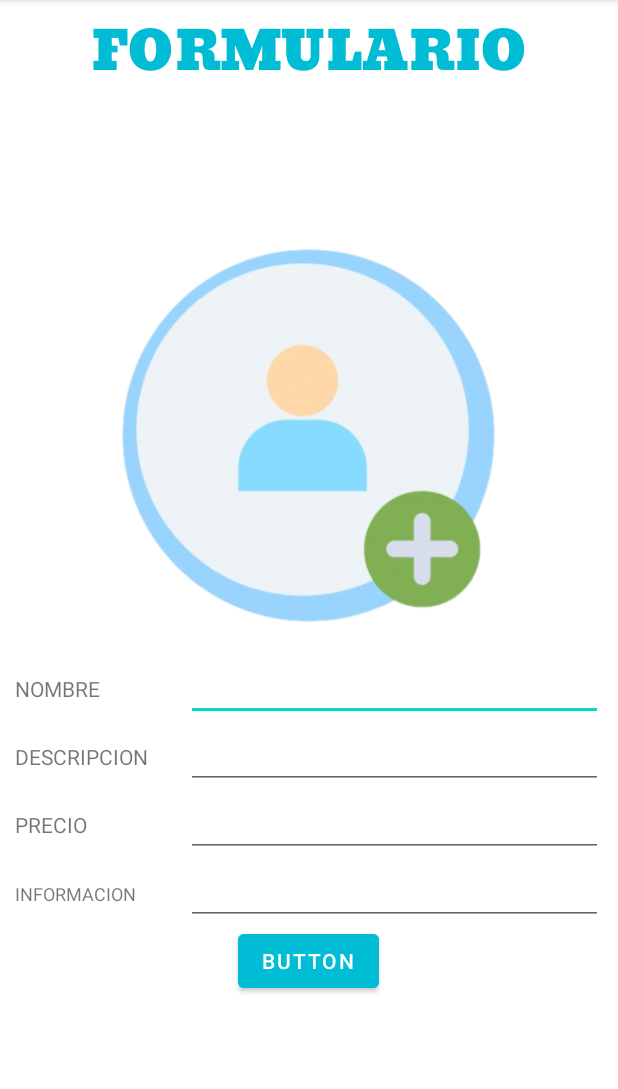
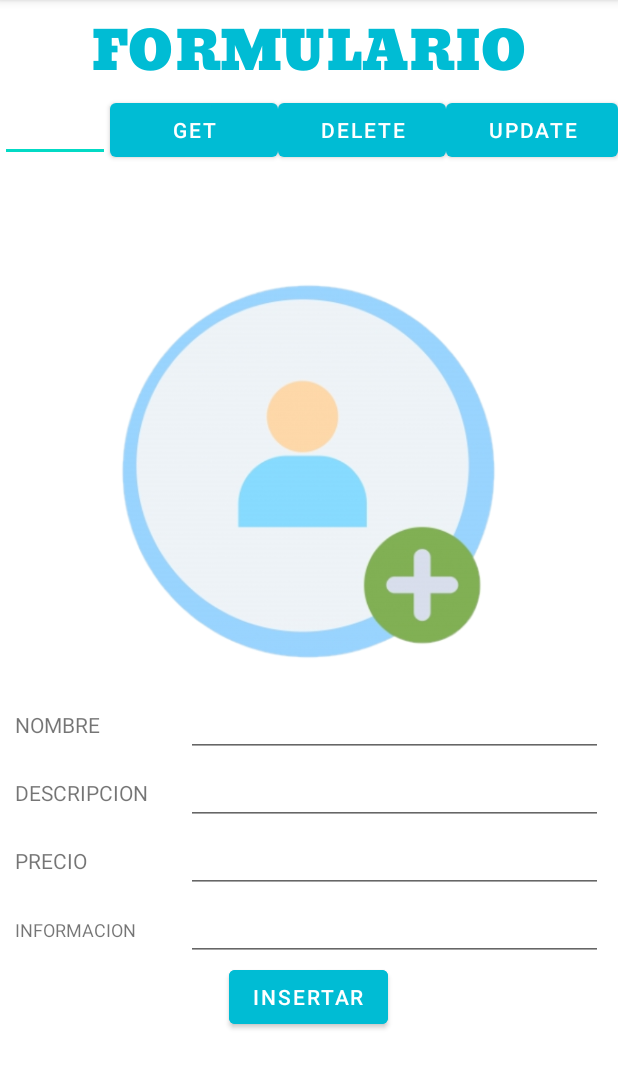
Before and after one commit to Andreatraslavina/petshop, an Android app: the ProductForm screen opened directly, with no data from a screen before it, on a phone screen of 412 x 824 dp, the part 84-1173 px from its top. Run offline under Robolectric (Android 15) with nearby library versions, the phone set to English and light mode, and no system bars; Roboto replaces fonts that are not available here.

Commit message:
BD local con opciones delete, get y update

```diff
--- a/app/src/main/java/com/example/tiendavirtual/Adapters/ProductAdapter.java
+++ b/app/src/main/java/com/example/tiendavirtual/Adapters/ProductAdapter.java
@@ -79,10 +79,7 @@ public class ProductAdapter extends BaseAdapter {
             @Override
             public void onClick(View view) {
                 Intent intent = new Intent(context.getApplicationContext(), DescripcionActivity.class);
-                intent.putExtra("name", producto.getName());
-                intent.putExtra("image", producto.getImage());
-                intent.putExtra("price", producto.getPrice());
-                intent.putExtra("information", producto.getInformation());
+                intent.putExtra("id", String.valueOf(producto.getId()));
                 context.startActivity(intent);
             }
         });
--- a/app/src/main/java/com/example/tiendavirtual/Entities/Producto.java
+++ b/app/src/main/java/com/example/tiendavirtual/Entities/Producto.java
@@ -1,13 +1,15 @@
 package com.example.tiendavirtual.Entities;
 
 public class Producto {
+    private int id;
     private byte[] image;
     private String name;
     private String description;
     private int price;
     private String information;
 
-    public Producto(byte[] image, String name, String description, int price, String information) {
+    public Producto(int id, byte[] image, String name, String description, int price, String information) {
+        this.id = id;
         this.image = image;
         this.name = name;
         this.description = description;
@@ -15,7 +17,7 @@ public class Producto {
         this.information = information;
     }
 
-
+    public  int getId(){return id;}
 
     public byte[] getImage() {
         return image;
--- a/app/src/main/java/com/example/tiendavirtual/Services/ProductService.java
+++ b/app/src/main/java/com/example/tiendavirtual/Services/ProductService.java
@@ -2,6 +2,7 @@ package com.example.tiendavirtual.Services;
 
 import android.database.Cursor;
 import android.graphics.Bitmap;
+import android.graphics.BitmapFactory;
 import android.graphics.drawable.BitmapDrawable;
 import android.graphics.drawable.Drawable;
 import android.widget.ImageView;
@@ -21,6 +22,7 @@ public class ProductService {
         } else {
             while (cursor.moveToNext()) {
                 Producto producto = new Producto(
+                        cursor.getInt(0),
                         cursor.getBlob(4),
                         cursor.getString(1),
                         cursor.getString(2),
@@ -40,6 +42,10 @@ public class ProductService {
                 return byteArray;
 
         }
+        public Bitmap byteToBitmap(byte[]image){
+            Bitmap bitmap = BitmapFactory.decodeByteArray(image, 0, image.length);
+            return bitmap;
+        }
 
 
 }
--- a/app/src/main/res/layout/activity_descripcion.xml
+++ b/app/src/main/res/layout/activity_descripcion.xml
@@ -52,7 +52,7 @@
                 android:scrollbarThumbVertical="@color/main_color" />
 
             <TextView
-                android:id="@+id/tvDescription"
+                android:id="@+id/tvInformation"
                 android:layout_width="match_parent"
                 android:layout_height="120sp"
                 android:layout_marginTop="10dp"
--- a/app/src/main/res/layout/activity_product_form.xml
+++ b/app/src/main/res/layout/activity_product_form.xml
@@ -17,6 +17,42 @@
         android:fontFamily="@font/bevan"
         android:textColor="@color/main_color"
         android:text="FORMULARIO" />
+
+
+    <LinearLayout
+        android:layout_width="match_parent"
+        android:layout_height="wrap_content">
+
+        <EditText
+            android:id="@+id/editIdFormProduct"
+            android:layout_width="50dp"
+            android:layout_height="wrap_content"
+            android:layout_weight="1"
+            android:ems="10"
+            android:inputType="number" />
+
+        <Button
+            android:id="@+id/btnGet"
+            android:layout_width="wrap_content"
+            android:layout_height="wrap_content"
+            android:layout_weight="1"
+            android:text="GET" />
+
+        <Button
+            android:id="@+id/btnDelete"
+            android:layout_width="wrap_content"
+            android:layout_height="wrap_content"
+            android:layout_weight="1"
+            android:text="DELETE" />
+
+        <Button
+            android:id="@+id/btnUpdate"
+            android:layout_width="wrap_content"
+            android:layout_height="wrap_content"
+            android:layout_weight="1"
+            android:text="UPDATE" />
+
+    </LinearLayout>
 
     <LinearLayout
         android:layout_width="match_parent"
@@ -139,6 +175,6 @@
             android:layout_width="wrap_content"
             android:layout_height="wrap_content"
             android:backgroundTint="@color/main_color"
-            android:text="Button" />
+            android:text="INSERTAR" />
     </LinearLayout>
 </LinearLayout>
```
Also changed, not shown: app/src/main/java/com/example/tiendavirtual/DB/DBHelper.java (+18 -0 lines), app/src/main/java/com/example/tiendavirtual/DescripcionActivity.java (+22 -13 lines), app/src/main/java/com/example/tiendavirtual/ProductForm.java (+94 -12 lines).
